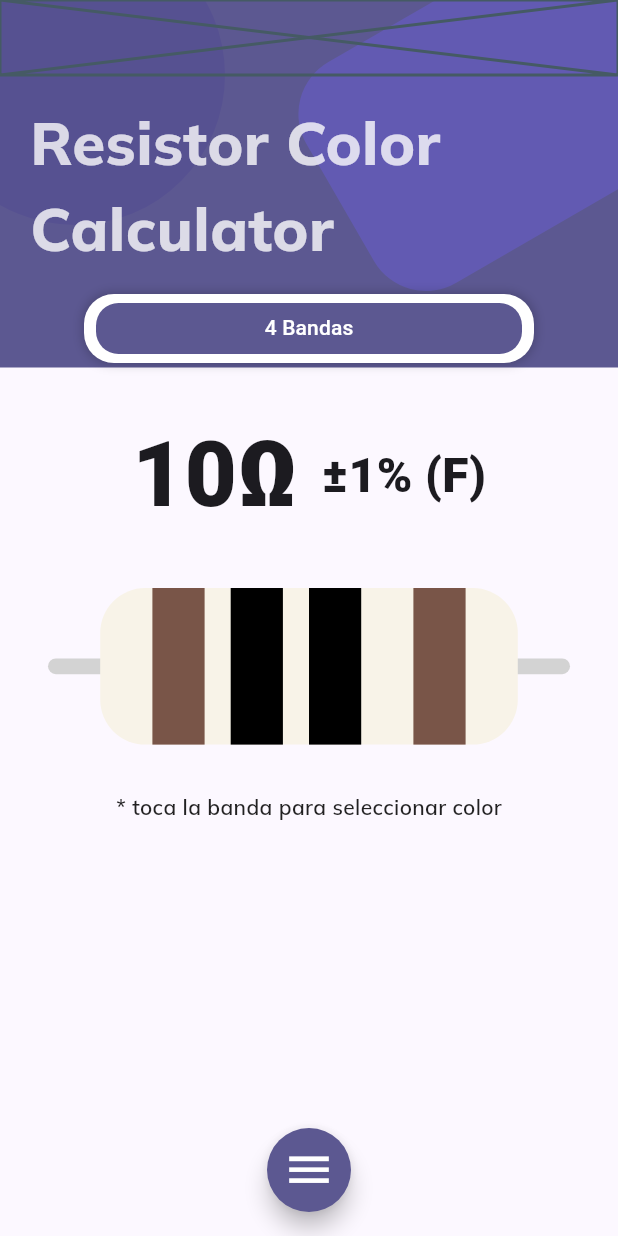
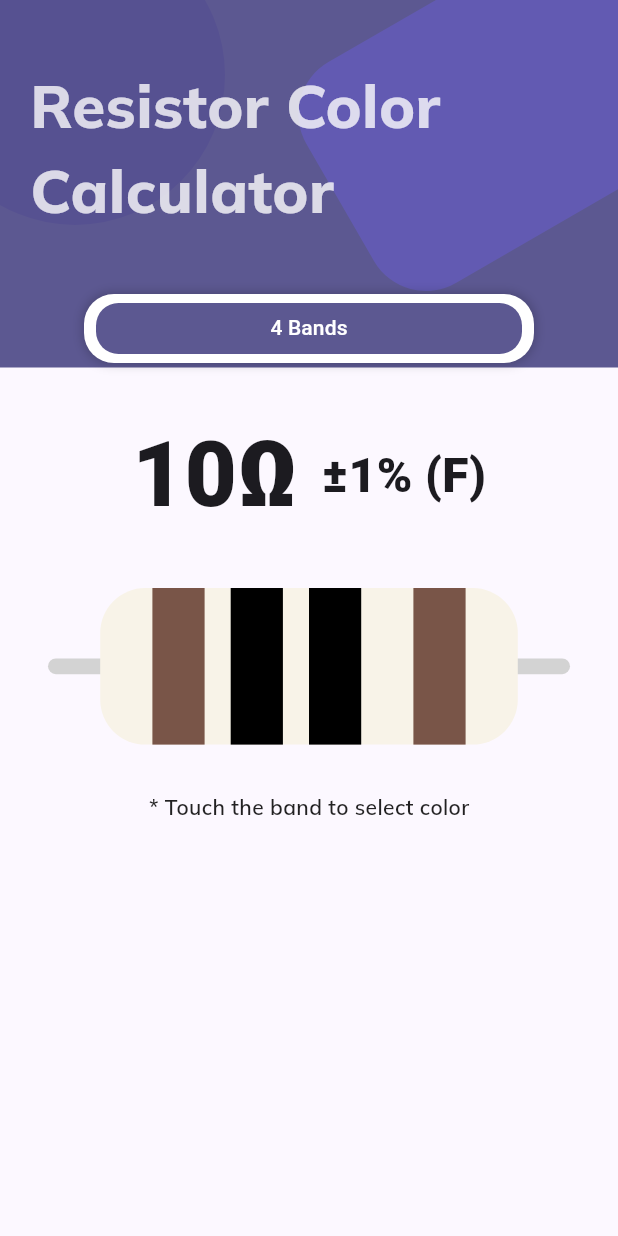
Before and after one commit to mikeonoff09/resistor_app, a Flutter app: the screen it shows after launch, on a phone screen of 412 x 824 dp. Run offline on Flutter 3.47's test engine with Material 2 defaults, Android fonts, the phone set to English and light mode, and no system bars; our stand-ins replace bloc, equatable, flutter_bloc, flutter_modular, go_router, google_fonts; generated files the repository leaves out were written again.

Commit message:
Added translations and flutter_localizations

```diff
--- /dev/null
+++ b/l10n.yaml
@@ -0,0 +1,3 @@
+arb-dir: lib/l10n
+template-arb-file: app_en.arb
+output-localization-file: app_localizations.dart
--- /dev/null
+++ b/lib/l10n/app_en.arb
@@ -0,0 +1,6 @@
+{
+  "helloWorld": "Hello World!",
+  "homeTitle": "Resistor Color Calculator",
+  "touchToSelectColor": "Touch the band to select color",
+  "bands":"Bands"
+}
--- /dev/null
+++ b/lib/l10n/app_es.arb
@@ -0,0 +1,6 @@
+{
+    "helloWorld": "¡Hola Mundo!",
+    "homeTitle": "Calculador de resistencias",
+    "touchToSelectColor": "Toca la banda para seleccionar el color",
+    "bands": "Bandas"
+}
--- a/lib/main.dart
+++ b/lib/main.dart
@@ -1,7 +1,9 @@
 import 'package:flutter/material.dart';
+import 'package:flutter_localizations/flutter_localizations.dart';
 import 'package:flutter_modular/flutter_modular.dart';
 import 'package:resistor_app/app_module.dart';
 import 'package:resistor_app/theme/app_theme.dart';
+import 'package:flutter_gen/gen_l10n/app_localizations.dart';
 
 void main() {
   runApp(ModularApp(module: AppModule(), child: const MainApp()));
@@ -15,7 +17,17 @@
     return MaterialApp.router(
       title: "Resistance",
       routerConfig: Modular.routerConfig,
-      theme: AppTheme().themeData, // TODO: Inject this in AppModule
+      theme: AppTheme().themeData, // TODO: Inject this as singleton in AppModule
+      localizationsDelegates: const [
+        AppLocalizations.delegate,
+        GlobalMaterialLocalizations.delegate,
+        GlobalWidgetsLocalizations.delegate,
+        GlobalCupertinoLocalizations.delegate,
+      ],
+      supportedLocales: const [
+        Locale('en'),
+        Locale('es'),
+      ],
     );
   }
 }
--- a/lib/presentation/screens/home_screen.dart
+++ b/lib/presentation/screens/home_screen.dart
@@ -1,6 +1,7 @@
 import 'package:flutter/material.dart';
 import 'package:resistor_app/presentation/widgets/widgets.dart';
 import 'package:resistor_app/theme/app_theme.dart';
+import 'package:flutter_gen/gen_l10n/app_localizations.dart';
 
 class HomeScreen extends StatelessWidget {
   const HomeScreen({super.key});
@@ -17,26 +18,26 @@
 
   @override
   Widget build(BuildContext context) {
-    return Scaffold(
-      body: const Stack(
+    return const Scaffold(
+      body: Stack(
         children: [
           BackgroundWidget(),
           _CalculatorWidget(),
         ],
       ),
-      floatingActionButtonLocation: FloatingActionButtonLocation.centerFloat,
-      floatingActionButton: FloatingActionButton(
-        onPressed: () {},
-        backgroundColor: AppTheme().themeData.primaryColor,
-        shape: RoundedRectangleBorder(
-          borderRadius: BorderRadius.circular(30),
-        ),
-        child: const Icon(
-          Icons.menu,
-          size: 35,
-          color: Colors.white,
-        ),
-      ),
+      // floatingActionButtonLocation: FloatingActionButtonLocation.centerFloat,
+      // floatingActionButton: FloatingActionButton(
+      //   onPressed: () {},
+      //   backgroundColor: AppTheme().themeData.primaryColor,
+      //   shape: RoundedRectangleBorder(
+      //     borderRadius: BorderRadius.circular(30),
+      //   ),
+      //   child: const Icon(
+      //     Icons.menu,
+      //     size: 35,
+      //     color: Colors.white,
+      //   ),
+      // ),
     );
   }
 }
@@ -56,11 +57,21 @@
         crossAxisAlignment: CrossAxisAlignment.start,
         children: [
           SizedBox(height: padding.top),
-          const SizedBox(
-            height: 50,
-            child: Placeholder(),
-          ),
+          const SizedBox(height: 25),
+          // const SizedBox(
+          //   height: 50,
+          //   child: Row(
+          //     children: [
+          //       Spacer(),
+          //       Padding(
+          //         padding: EdgeInsets.only(right: 16.0),
+          //         child: Icon(Icons.candlestick_chart),
+          //       ),
+          //     ],
+          //   ),
+          // ),
           const TitleWidget(),
+          const SizedBox(height: 25),
           Center(
             child: Container(
               width: 300,
@@ -87,9 +98,9 @@
                 ),
                 labelColor: Colors.white,
                 dividerColor: Colors.transparent,
-                tabs: const <Widget>[
+                tabs: <Widget>[
                   Tab(
-                    text: "4 Bandas",
+                    text: "4 ${AppLocalizations.of(context)?.bands ?? ''}",
                   ),
                   // Tab(
                   //   text: "5 Bandas",
--- a/lib/presentation/widgets/four_bands_view.dart
+++ b/lib/presentation/widgets/four_bands_view.dart
@@ -5,6 +5,7 @@
 import 'package:resistor_app/config/constants/padding.dart';
 import 'package:resistor_app/presentation/blocs/resistor_bloc/resistor_bloc.dart';
 import 'package:resistor_app/presentation/widgets/widgets.dart';
+import 'package:flutter_gen/gen_l10n/app_localizations.dart';
 
 class FourBandsView extends StatelessWidget {
   const FourBandsView({
@@ -78,7 +79,7 @@
           padding: const EdgeInsets.only(top: AppPadding.extraLarge),
           child: Center(
             child: Text(
-              "* toca la banda para seleccionar color",
+              '* ${AppLocalizations.of(context)?.touchToSelectColor ?? ''}',
               style: GoogleFonts.mulish(
                 fontSize: 14,
                 fontWeight: FontWeight.w600,
--- a/lib/presentation/widgets/title_widget.dart
+++ b/lib/presentation/widgets/title_widget.dart
@@ -1,5 +1,6 @@
 import 'package:flutter/material.dart';
 import 'package:google_fonts/google_fonts.dart';
+import 'package:flutter_gen/gen_l10n/app_localizations.dart';
 
 class TitleWidget extends StatelessWidget {
   const TitleWidget({super.key});
@@ -12,7 +13,7 @@
         vertical: 16,
       ),
       child: Text(
-        "Resistor Color Calculator",
+        AppLocalizations.of(context)?.homeTitle ?? '',
         style: GoogleFonts.mulish(
           fontSize: 40,
           fontWeight: FontWeight.w800,
--- a/pubspec.yaml
+++ b/pubspec.yaml
@@ -12,6 +12,8 @@
   flutter:
     sdk: flutter
   flutter_bloc: ^8.1.3
+  flutter_localizations:
+    sdk: flutter
   flutter_modular: ^6.3.2
   go_router: ^11.0.0
   google_fonts: ^6.1.0
@@ -25,4 +27,5 @@
   bloc_test: ^9.1.4
 
 flutter:
+  generate: true
   uses-material-design: true
```
Also changed, not shown: pubspec.lock.
